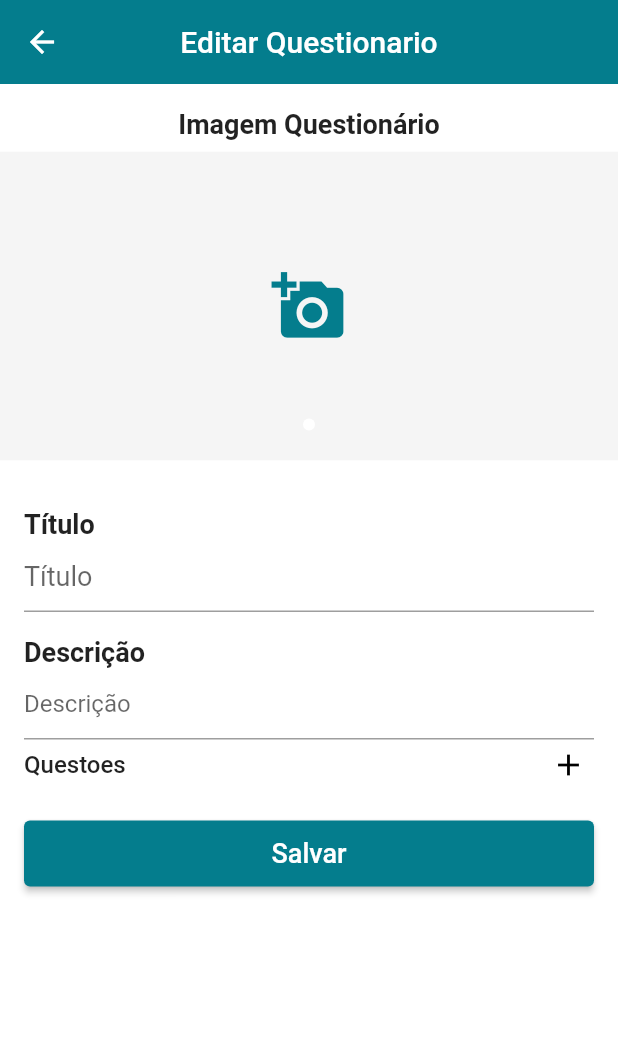
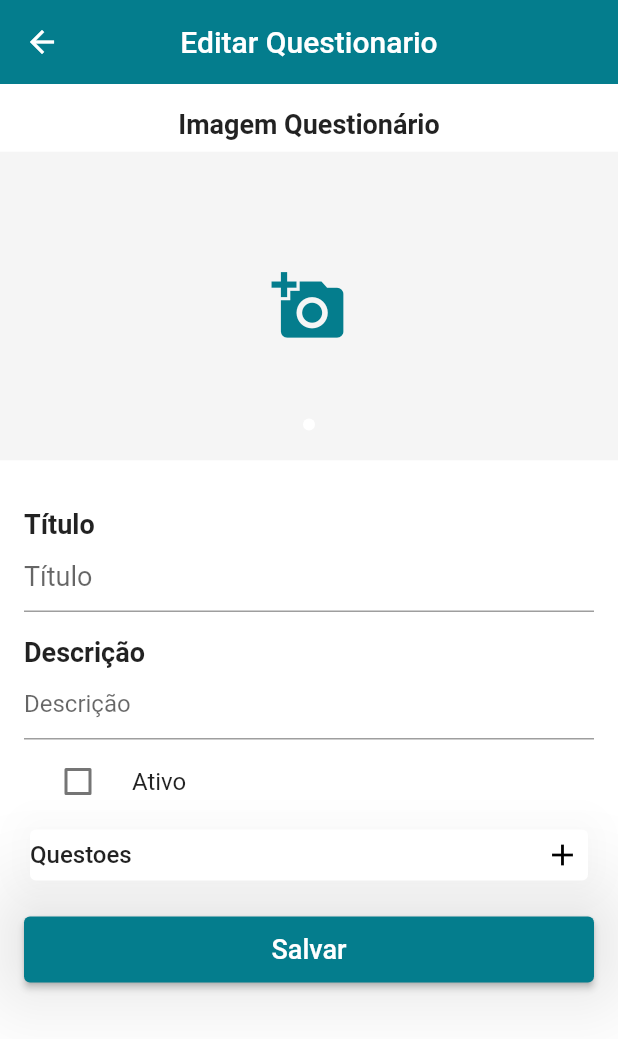
Before and after one commit to egueiber/AMesa, a Flutter app: the EditQuestionarioScreen screen opened directly with empty values, on a phone screen of 412 x 824 dp. Shown: the top 1039 px of the screen. Run offline on Flutter 3.47's test engine with Material 2 defaults, Android fonts, the phone set to English and light mode, and no system bars; drawn by our look-alikes of carousel_pro; our stand-ins replace cloud_firestore, firebase_auth, firebase_core, firebase_storage, image_cropper, image_picker and 1 more; missing offline and left inert: alphabet_list_scroll_view; accounts and stored records are empty.

Commit message:
Alterantiva funcional

```diff
--- a/lib/models/questionario.dart
+++ b/lib/models/questionario.dart
@@ -7,7 +7,12 @@ import 'package:uuid/uuid.dart';
 
 class Questionario extends ChangeNotifier {
   Questionario(
-      {this.id, this.titulo, this.descricao, this.images, this.questoes}) {
+      {this.id,
+      this.titulo,
+      this.descricao,
+      this.images,
+      this.ativo,
+      this.questoes}) {
     images = images ?? [];
     questoes = questoes ?? [];
   }
@@ -16,6 +21,7 @@ class Questionario extends ChangeNotifier {
     var item = document.data() as Map;
     titulo = item['titulo'] as String;
     descricao = item['descricao'] as String;
+    ativo = item['ativo'] as bool;
     // images = List<String>.from(item['images']);
     images = List<String>.from(item['images'] as List<dynamic>);
     questoes = (item['questoes'] as List<dynamic> ?? [])
@@ -30,7 +36,7 @@ class Questionario extends ChangeNotifier {
   String id;
   String titulo;
   String descricao;
-  bool ativo = true;
+  bool ativo;
   List<String> images;
   List<Questao> questoes;
 
@@ -114,6 +120,7 @@ class Questionario extends ChangeNotifier {
     return Questionario(
       id: id,
       titulo: titulo,
+      ativo: ativo,
       descricao: descricao,
       images: List.from(images),
       questoes: questoes.map((questao) => questao.clone()).toList(),
@@ -122,6 +129,6 @@ class Questionario extends ChangeNotifier {
 
   @override
   String toString() {
-    return 'Questionario{id: $id, name: $titulo, description: $descricao, images: $images, questoes: $questoes, newImages: $newImages}';
+    return 'Questionario{id: $id, name: $titulo, description: $descricao, ativo: $ativo, images: $images, questoes: $questoes, newImages: $newImages}';
   }
 }
--- a/lib/views/questionario/edit/componentes/alternativaform.dart
+++ b/lib/views/questionario/edit/componentes/alternativaform.dart
@@ -19,6 +19,7 @@ class AlternativaForm extends StatelessWidget {
       },
       builder: (state) {
         return Card(
+            color: Colors.green[100],
             shape: RoundedRectangleBorder(
                 side: new BorderSide(color: Colors.blueGrey, width: 2.0),
                 borderRadius: BorderRadius.circular(4.0)),
--- a/lib/views/questionario/edit/componentes/editquestao.dart
+++ b/lib/views/questionario/edit/componentes/editquestao.dart
@@ -16,6 +16,9 @@ class EditQuestao extends StatelessWidget {
   @override
   Widget build(BuildContext context) {
     return Card(
+        elevation: 30,
+        shadowColor: Colors.yellow[200],
+        color: Colors.yellow[170],
         margin: const EdgeInsets.only(top: 10, left: 8),
         child: Wrap(children: <Widget>[
           Row(children: <Widget>[
--- a/lib/views/questionario/edit/editquestionario.dart
+++ b/lib/views/questionario/edit/editquestionario.dart
@@ -89,7 +89,18 @@ class EditQuestionarioScreen extends StatelessWidget {
                       },
                       onSaved: (desc) => questionario.descricao = desc,
                     ),
-                    QuestaoForm(questionario),
+                    CheckboxListTile(
+                        controlAffinity: ListTileControlAffinity.leading,
+                        title: Text('Ativo'),
+                        value: questionario.ativo,
+                        selected: questionario.ativo,
+                        onChanged: (value) {
+                          questionario.ativo = value;
+                        }),
+                    Card(
+                        color: Colors.yellow[170],
+                        elevation: 30,
+                        child: QuestaoForm(questionario)),
                     const SizedBox(
                       height: 20,
                     ),
```
Also changed, not shown: lib/views/questionario/edit/componentes/questaoform.dart (+4 -5 lines).
